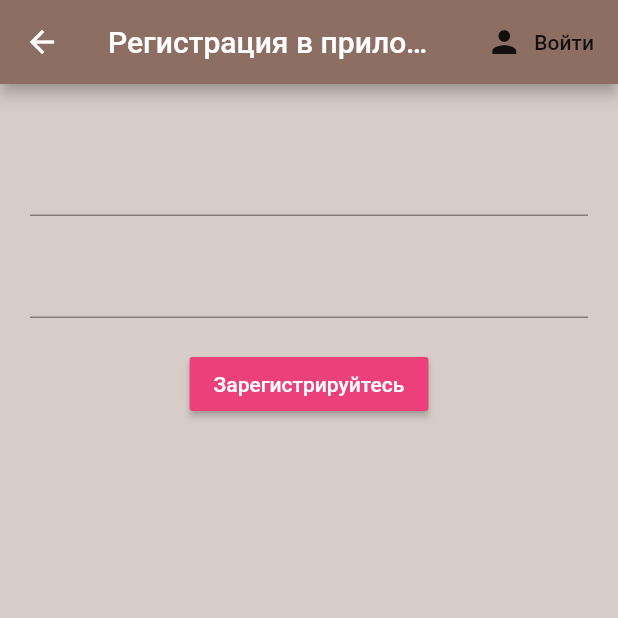
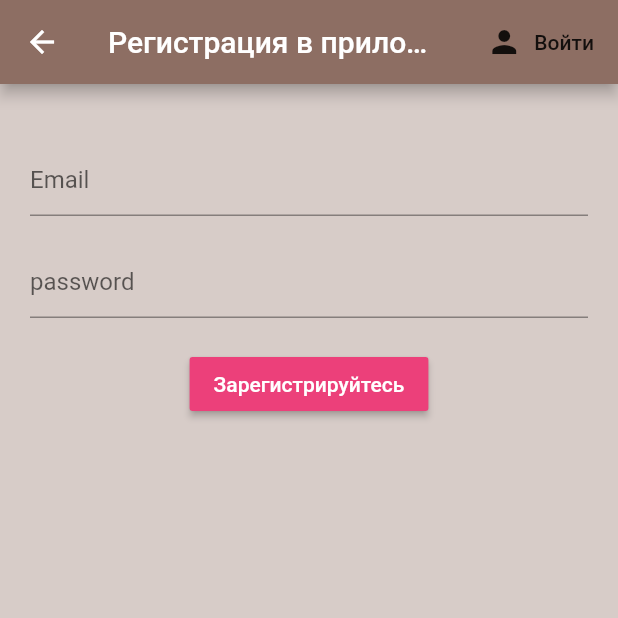
Before and after one commit to sesite/drinkapp, a Flutter app: the Register screen opened directly, on a phone screen of 412 x 824 dp, the top half of it. Run offline on Flutter 3.47's test engine with Material 2 defaults, Android fonts, the light colour scheme and no system bars; our stand-ins replace firebase_auth, firebase_core, flutter_spinkit; accounts and stored records are empty.

Commit message:
fix input

```diff
--- a/lib/screens/auth/register.dart
+++ b/lib/screens/auth/register.dart
@@ -48,6 +48,7 @@ class _RegisterState extends State<Register> {
                     children: [
                       const SizedBox(height: 20.0),
                       TextFormField(
+                        decoration: InputDecoration(hintText: 'Email'),
                         validator: (value) =>
                             value.isEmpty ? 'Введите email' : null,
                         onChanged: (value) {
@@ -58,6 +59,7 @@ class _RegisterState extends State<Register> {
                       ),
                       const SizedBox(height: 20.0),
                       TextFormField(
+                        decoration: InputDecoration(hintText: 'password'),
                         validator: (value) => value.length < 6
                             ? 'Введите пароль не менее 6 символов'
                             : null,
```
